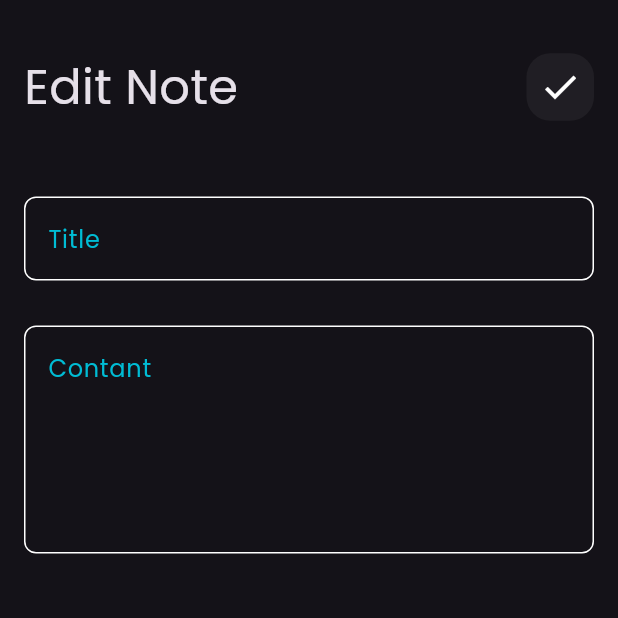
After one commit to ramy23149/notes_app, a Flutter app: the screen it shows after launch, after a tap on "Flutter Tips", on a phone screen of 412 x 824 dp, the top half of it. The commit adds this screen. Run offline on Flutter 3.47's test engine with Material 3 defaults, Android fonts, the phone set to English and light mode, and no system bars.

Commit message:
edit note view done

```diff
--- /dev/null
+++ b/lib/views/edit_note_view.dart
@@ -0,0 +1,13 @@
+import 'package:flutter/material.dart';
+import 'package:notes_app/widgets/edit_note_view_body.dart';
+
+class EditNoteView extends StatelessWidget {
+  const EditNoteView({super.key});
+
+  @override
+  Widget build(BuildContext context) {
+    return const Scaffold(
+      body: EditNoteViewBody(),
+    );
+  }
+}
--- a/lib/views/notes_ view.dart
+++ b/lib/views/notes_ view.dart
@@ -31,7 +31,7 @@ class NotesView extends StatelessWidget {
               RoundedRectangleBorder(borderRadius: BorderRadius.circular(100)),
         ),
       ),
-      body: NotesViewBody(),
+      body: const NotesViewBody(),
     );
   }
 }
--- a/lib/widgets/Costum_note_item.dart
+++ b/lib/widgets/Costum_note_item.dart
@@ -1,4 +1,5 @@
 import 'package:flutter/material.dart';
+import 'package:notes_app/views/edit_note_view.dart';
 
 class NoteItem extends StatelessWidget {
   const NoteItem({super.key, required this.color});
@@ -6,7 +7,13 @@ class NoteItem extends StatelessWidget {
   final Color color;
   @override
   Widget build(BuildContext context) {
-    return Container(
+    return GestureDetector(
+      onTap: () {
+        Navigator.push(context, MaterialPageRoute(builder: (context) {
+          return const EditNoteView();
+        }));
+      },
+      child: Container(
         padding: EdgeInsets.only(left: 16, top: 24, bottom: 24),
         decoration: BoxDecoration(
           color: color,
@@ -40,12 +47,13 @@ class NoteItem extends StatelessWidget {
               padding: const EdgeInsets.only(right: 28, top: 16),
               child: Text(
                 '21may, 2024',
-              style:
-                  TextStyle(color: Colors.black.withOpacity(0.7), fontSize: 16),
+                style: TextStyle(
+                    color: Colors.black.withOpacity(0.7), fontSize: 16),
               ),
             )
           ],
         ),
+      ),
     );
   }
 }
--- a/lib/widgets/costum_appbar.dart
+++ b/lib/widgets/costum_appbar.dart
@@ -2,16 +2,21 @@ import 'package:flutter/material.dart';
 import 'package:notes_app/widgets/costum_search_icon.dart';
 
 class CostumAppbar extends StatelessWidget {
-  const CostumAppbar({super.key});
-
+  const CostumAppbar({super.key, required this.title, required this.icon});
+  final String title;
+  final IconData icon;
   @override
   Widget build(BuildContext context) {
     return Row(
-      children:[
-        Text('Notes', style: TextStyle(fontSize: 32,),),
-        Spacer(),
-        CostumSearchIcon()
-
+      children: [
+        Text(
+          title,
+          style: const TextStyle(
+            fontSize: 32,
+          ),
+        ),
+        const Spacer(),
+         CostumIcon(icon: icon)
       ],
     );
   }
--- a/lib/widgets/costum_search_icon.dart
+++ b/lib/widgets/costum_search_icon.dart
@@ -1,9 +1,11 @@
 import 'package:flutter/material.dart';
 
-class CostumSearchIcon extends StatelessWidget {
-  const CostumSearchIcon({
+class CostumIcon extends StatelessWidget {
+  const CostumIcon({
     super.key,
+    required this.icon,
   });
+  final IconData icon;
 
   @override
   Widget build(BuildContext context) {
@@ -11,10 +13,14 @@ class CostumSearchIcon extends StatelessWidget {
       height: 45,
       width: 45,
       decoration: BoxDecoration(
-        borderRadius: BorderRadius.circular(16),
-        color: Colors.white.withOpacity(.05)
+          borderRadius: BorderRadius.circular(16),
+          color: Colors.white.withOpacity(.05)),
+      child: Center(
+        child: Icon(
+          icon,
+          size: 28,
+        ),
       ),
-      child: const Center(child: Icon(Icons.search,size: 28,)),
     );
   }
 }
--- /dev/null
+++ b/lib/widgets/edit_note_view_body.dart
@@ -0,0 +1,27 @@
+import 'package:flutter/material.dart';
+import 'package:notes_app/widgets/Costum_TextField.dart';
+import 'package:notes_app/widgets/costum_appbar.dart';
+
+class EditNoteViewBody extends StatelessWidget {
+  const EditNoteViewBody({super.key});
+
+  @override
+  Widget build(BuildContext context) {
+    return  Padding(
+      padding: const EdgeInsets.symmetric(horizontal: 16),
+      child:  Column(
+        children: [
+          const SizedBox(height: 35,),
+          const CostumAppbar(title: 'Edit Note',icon: Icons.check,),
+          const SizedBox(height: 50,),
+            CustomTextFiald(hintText: 'Title', maxline: 1,),
+            const SizedBox(height: 30,),
+              CustomTextFiald(hintText: 'Contant', maxline: 5,),
+
+
+
+        ],
+      ),
+    );
+  }
+}
--- a/lib/widgets/notes_view_body.dart
+++ b/lib/widgets/notes_view_body.dart
@@ -17,7 +17,7 @@ class NotesViewBody extends StatelessWidget {
           SizedBox(
             height: 35,
           ),
-          CostumAppbar(),
+          CostumAppbar(title: 'Notes',icon: Icons.search,),
           SizedBox(
             height: 16,
           ),
```
Lines whose indentation alone changed are shown as unchanged.
